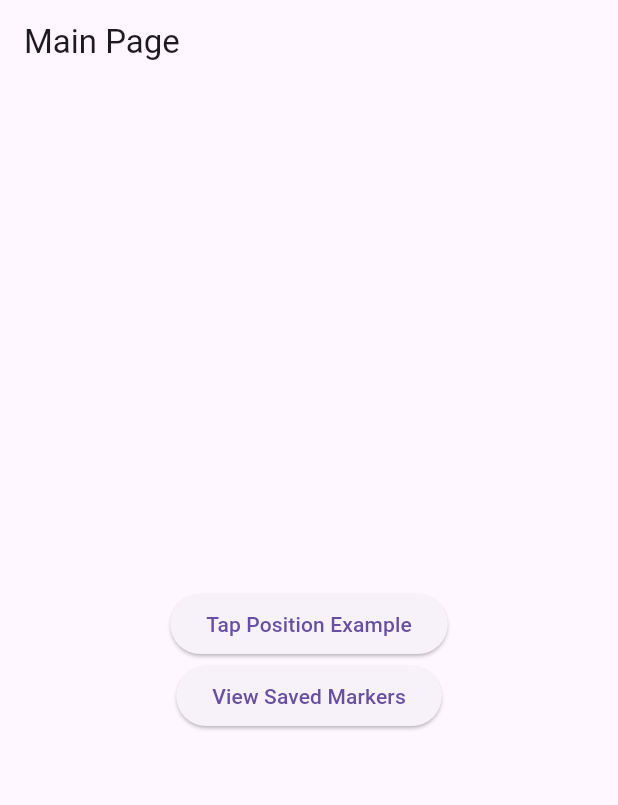
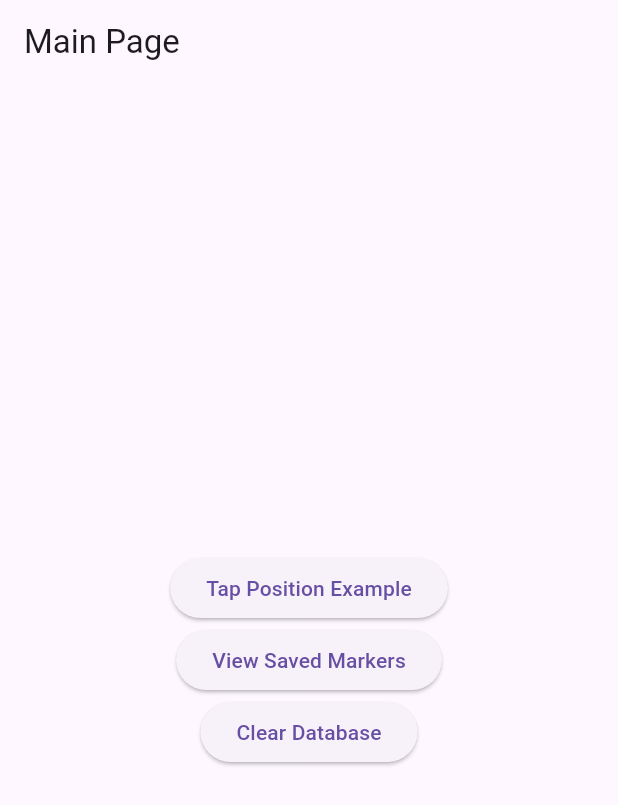
Before and after one commit to ThilinaSatoru/image_marker_app, a Flutter app: the screen it shows after launch, on a phone screen of 412 x 824 dp. Shown: the top 805 px of the screen. Run offline on Flutter 3.47's test engine with Material 3 defaults, Android fonts, the phone set to English and light mode, and no system bars; our stand-ins replace image_picker, sqflite; accounts and stored records are empty.

Commit message:
add clear DB.

```diff
--- a/lib/screens/main_page.dart
+++ b/lib/screens/main_page.dart
@@ -2,8 +2,11 @@ import 'package:flutter/material.dart';
 import 'create_new.dart';
 import 'view_markers_page.dart';
 import '../widgets/custom_app_bar.dart';
+import '../services/database_helper.dart';
 
 class MainPage extends StatelessWidget {
+  final DatabaseHelper _databaseHelper = DatabaseHelper();
+
   @override
   Widget build(BuildContext context) {
     return Scaffold(
@@ -30,6 +33,18 @@ class MainPage extends StatelessWidget {
               },
               child: Text('View Saved Markers'),
             ),
+            ElevatedButton(
+              onPressed: () async {
+                // Clear the database
+                await _databaseHelper.clearDatabase();
+
+                // Show a confirmation message
+                ScaffoldMessenger.of(context).showSnackBar(
+                  SnackBar(content: Text('Database cleared')),
+                );
+              },
+              child: Text('Clear Database'),
+            ),
           ],
         ),
       ),
--- a/pubspec.yaml
+++ b/pubspec.yaml
@@ -32,6 +32,7 @@ dependencies:
     sdk: flutter
   sqflite: ^2.0.0+3
   path: ^1.8.2
+  path_provider: ^2.0.11
   image_picker: ^0.8.7+4
 
   # The following adds the Cupertino Icons font to your application.
```
Also changed, not shown: lib/services/database_helper.dart (+29 -1 lines), pubspec.lock, 1 other file.
